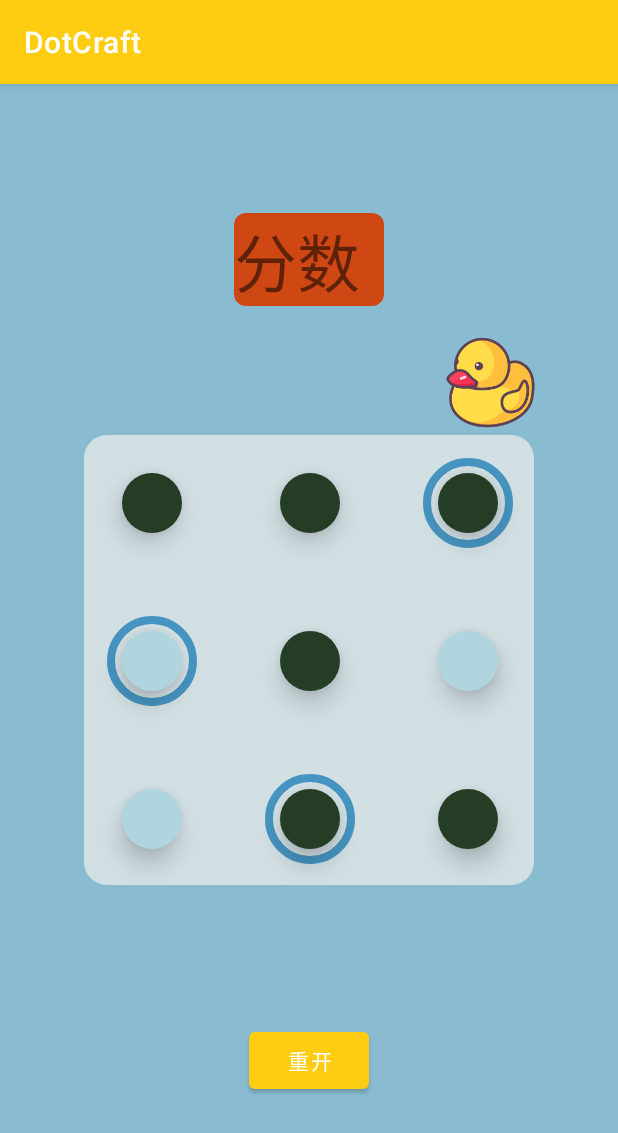
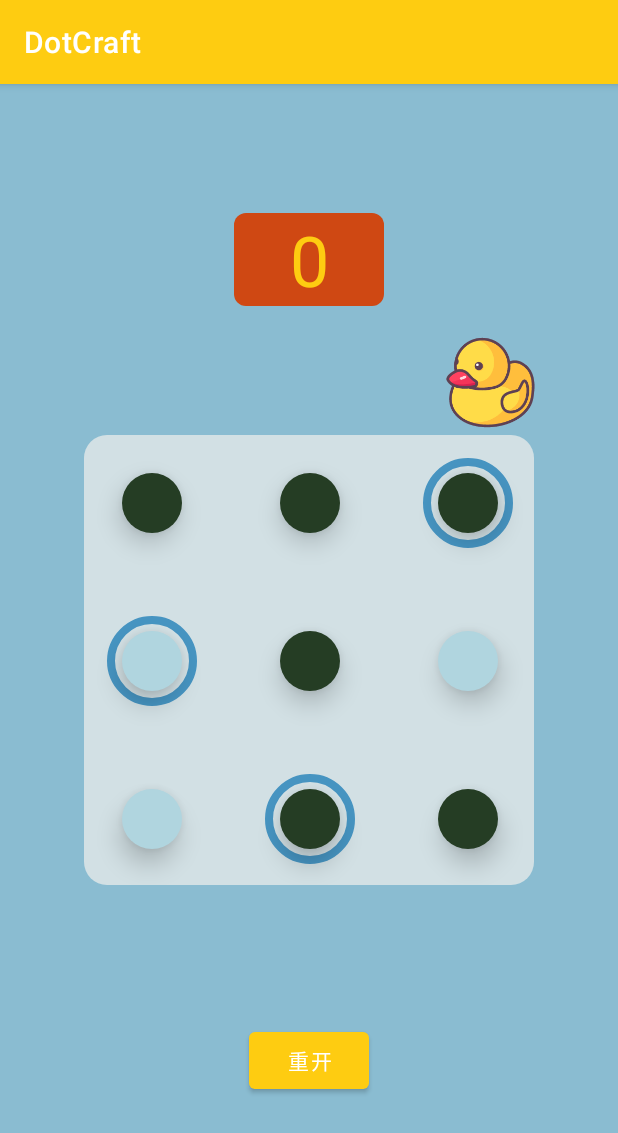
Before and after one commit to XsJim/DotCraft, an Android app: the screen it shows after launch (MainActivity), on a phone screen of 412 x 824 dp. Shown: the top 1133 px of the screen. Run offline under Robolectric (Android 15) with nearby library versions, the phone set to English and light mode, and no system bars.

Commit message:
现在每完成一次，就会给分数加一

```diff
--- a/app/src/main/java/com/sxs/dotcraft/MainActivity.java
+++ b/app/src/main/java/com/sxs/dotcraft/MainActivity.java
@@ -11,6 +11,7 @@ import android.view.MotionEvent;
 import android.view.View;
 import android.view.ViewConfiguration;
 import android.widget.ImageView;
+import android.widget.TextView;
 
 import java.util.ArrayList;
 import java.util.Arrays;
@@ -66,6 +67,11 @@ public class MainActivity extends AppCompatActivity {
     private Drawable shapeDotBlue;
     private Drawable shapeDotGreen;
 
+    // 用于显分数的文本视图
+    private TextView scoreView;
+    // 用于记录分数的变量
+    private int score;
+
     @Override
     protected void onCreate(Bundle savedInstanceState) {
         super.onCreate(savedInstanceState);
@@ -76,6 +82,9 @@ public class MainActivity extends AppCompatActivity {
         shapeDotGreen = ResourcesCompat.getDrawable(getResources(), R.drawable.shape_dot_green, null);
 
         backupDot = findViewById(R.id.backupDot);
+
+        scoreView = findViewById(R.id.score);
+        score = 0;
 
         // 初始化圈、点对应的数组
         fillRings(rings);
@@ -341,12 +350,19 @@ public class MainActivity extends AppCompatActivity {
             // 先来点非常高级的效果
 
             // 加上分数
-
+            scoreUp();
             // 把鸭子变大
 
             // 再来个新的棋盘
             restart(null);
         }
+    }
+
+    public void scoreUp() {
+        score++;
+
+        // 将分数更新到分数视图
+        scoreView.setText(String.valueOf(score));
     }
 
     // 根据当前蓝点的位置记录来更新棋盘
--- a/app/src/main/res/layout/activity_main.xml
+++ b/app/src/main/res/layout/activity_main.xml
@@ -10,6 +10,7 @@
 
 
     <TextView
+        android:id="@+id/score"
         android:layout_width="100dp"
         android:layout_height="62dp"
 
@@ -18,7 +19,9 @@
         app:layout_constraintTop_toTopOf="parent"
         app:layout_constraintBottom_toTopOf="@id/table1"
         android:text="@string/score_chinese"
+        android:textColor="@color/yellow"
         android:autoSizeTextType="uniform"
+        android:gravity="center"
         android:background="@drawable/shape_bg_red"/>
 
     <ImageView
--- a/app/src/main/res/values/strings.xml
+++ b/app/src/main/res/values/strings.xml
@@ -1,5 +1,5 @@
 <resources>
     <string name="app_name">DotCraft</string>
     <string name="restart_chinese">重开</string>
-    <string name="score_chinese">分数</string>
+    <string name="score_chinese">0</string>
 </resources>
```
